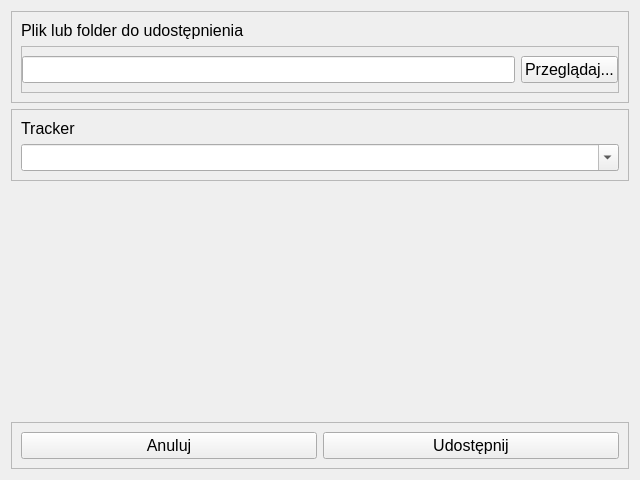
Old version of the form Client/ShareFileWindow.ui in the repository Fuligor/System-wymiany-plik-w-P2P.
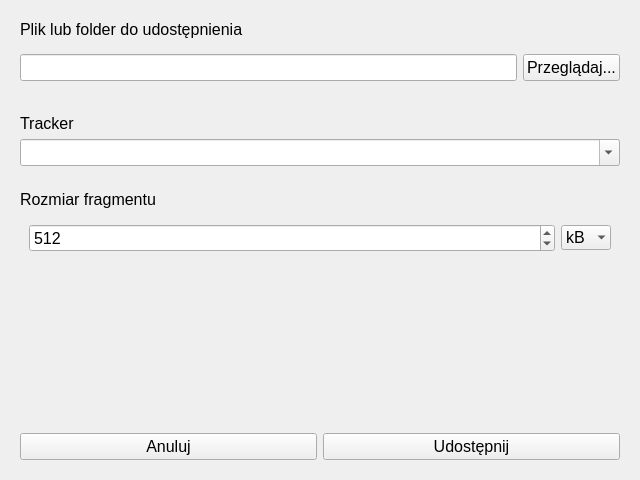
New version of the form.

Patch:
```diff
--- a/Client/ShareFileWindow.ui
+++ b/Client/ShareFileWindow.ui
@@ -29,22 +29,13 @@
   </property>
   <layout class="QVBoxLayout" name="verticalLayout">
    <item>
-    <widget class="QFrame" name="frame">
+    <widget class="QWidget" name="widget_5" native="true">
      <property name="sizePolicy">
       <sizepolicy hsizetype="Preferred" vsizetype="Preferred">
        <horstretch>0</horstretch>
        <verstretch>0</verstretch>
       </sizepolicy>
      </property>
-     <property name="frameShape">
-      <enum>QFrame::StyledPanel</enum>
-     </property>
-     <property name="frameShadow">
-      <enum>QFrame::Raised</enum>
-     </property>
-     <property name="lineWidth">
-      <number>2</number>
-     </property>
      <layout class="QVBoxLayout" name="verticalLayout_2">
       <item>
        <widget class="QLabel" name="label">
@@ -60,19 +51,13 @@
        </widget>
       </item>
       <item>
-       <widget class="QFrame" name="frame_2">
+       <widget class="QWidget" name="widget_2" native="true">
         <property name="sizePolicy">
          <sizepolicy hsizetype="Preferred" vsizetype="Preferred">
           <horstretch>0</horstretch>
           <verstretch>0</verstretch>
          </sizepolicy>
         </property>
-        <property name="frameShape">
-         <enum>QFrame::StyledPanel</enum>
-        </property>
-        <property name="frameShadow">
-         <enum>QFrame::Raised</enum>
-        </property>
         <layout class="QHBoxLayout" name="horizontalLayout">
          <property name="leftMargin">
           <number>0</number>
@@ -103,19 +88,13 @@
     </widget>
    </item>
    <item>
-    <widget class="QFrame" name="frame_4">
+    <widget class="QWidget" name="widget_4" native="true">
      <property name="sizePolicy">
       <sizepolicy hsizetype="Preferred" vsizetype="Preferred">
        <horstretch>0</horstretch>
        <verstretch>0</verstretch>
       </sizepolicy>
      </property>
-     <property name="frameShape">
-      <enum>QFrame::StyledPanel</enum>
-     </property>
-     <property name="frameShadow">
-      <enum>QFrame::Raised</enum>
-     </property>
      <layout class="QVBoxLayout" name="verticalLayout_3">
       <item>
        <widget class="QLabel" name="label_2">
@@ -140,6 +119,84 @@
      </layout>
     </widget>
    </item>
+   <item>
+    <widget class="QWidget" name="widget" native="true">
+     <layout class="QVBoxLayout" name="verticalLayout_4">
+      <item>
+       <widget class="QLabel" name="label_3">
+        <property name="text">
+         <string>Rozmiar fragmentu</string>
+        </property>
+       </widget>
+      </item>
+      <item>
+       <widget class="QWidget" name="widget_2" native="true">
+        <layout class="QHBoxLayout" name="horizontalLayout_3">
+         <item>
+          <widget class="QSpinBox" name="pieceSize">
+           <property name="sizePolicy">
+            <sizepolicy hsizetype="Expanding" vsizetype="Fixed">
+             <horstretch>0</horstretch>
+             <verstretch>0</verstretch>
+            </sizepolicy>
+           </property>
+           <property name="accelerated">
+            <bool>true</bool>
+           </property>
+           <property name="minimum">
+            <number>1</number>
+           </property>
+           <property name="maximum">
+            <number>1023</number>
+           </property>
+           <property name="value">
+            <number>512</number>
+           </property>
+          </widget>
+         </item>
+         <item>
+          <widget class="QComboBox" name="sizeUnit">
+           <property name="sizePolicy">
+            <sizepolicy hsizetype="Minimum" vsizetype="Fixed">
+             <horstretch>0</horstretch>
+             <verstretch>0</verstretch>
+            </sizepolicy>
+           </property>
+           <property name="currentText">
+            <string>kB</string>
+           </property>
+           <property name="currentIndex">
+            <number>1</number>
+           </property>
+           <property name="maxVisibleItems">
+            <number>3</number>
+           </property>
+           <property name="frame">
+            <bool>false</bool>
+           </property>
+           <item>
+            <property name="text">
+             <string>B</string>
+            </property>
+           </item>
+           <item>
+            <property name="text">
+             <string>kB</string>
+            </property>
+           </item>
+           <item>
+            <property name="text">
+             <string>MB</string>
+            </property>
+           </item>
+          </widget>
+         </item>
+        </layout>
+       </widget>
+      </item>
+     </layout>
+    </widget>
+   </item>
    <item>
     <spacer name="verticalSpacer">
      <property name="orientation">
@@ -154,19 +211,13 @@
     </spacer>
    </item>
    <item>
-    <widget class="QFrame" name="frame_3">
+    <widget class="QWidget" name="widget_3" native="true">
      <property name="sizePolicy">
       <sizepolicy hsizetype="Expanding" vsizetype="Preferred">
        <horstretch>0</horstretch>
        <verstretch>0</verstretch>
       </sizepolicy>
      </property>
-     <property name="frameShape">
-      <enum>QFrame::StyledPanel</enum>
-     </property>
-     <property name="frameShadow">
-      <enum>QFrame::Raised</enum>
-     </property>
      <layout class="QHBoxLayout" name="horizontalLayout_2">
       <item>
        <widget class="QPushButton" name="Cancel">
```
Left out of the diff: 48 changed lines with no effect on the pictures.
